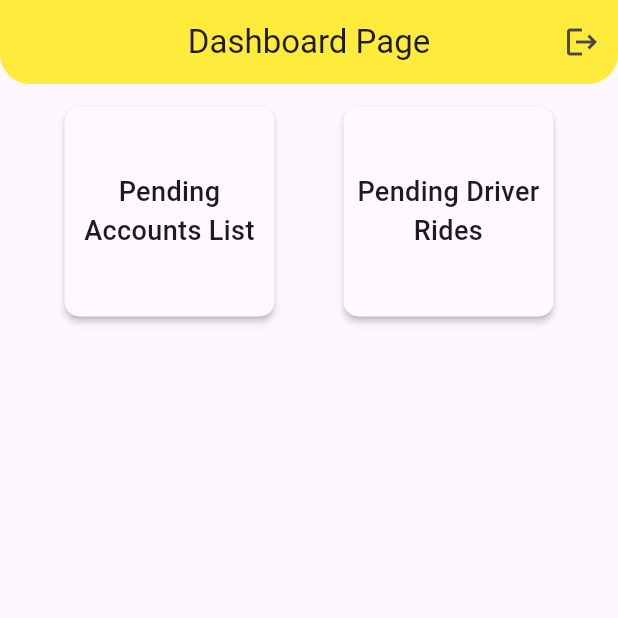
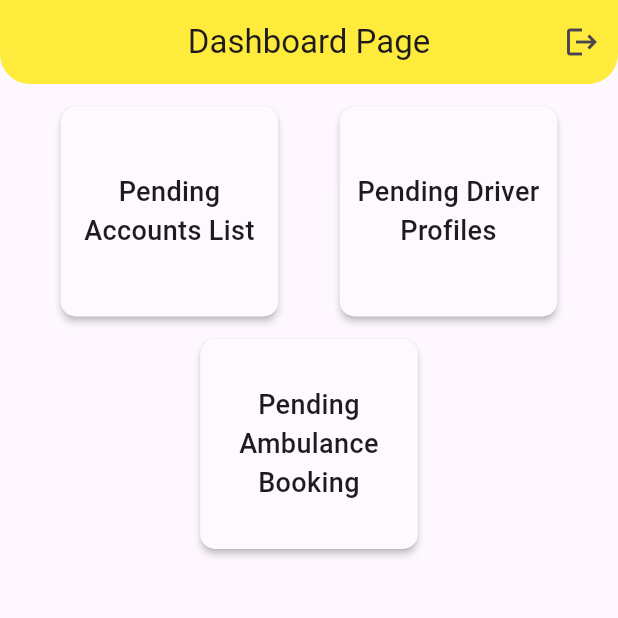
Before and after one commit to mibad862/EasyTransitAdmin, a Flutter app: the DashBoardPage screen opened by its route, on a phone screen of 412 x 824 dp, the top half of it. Run offline on Flutter 3.47's test engine with Material 3 defaults, Android fonts, the phone set to English and light mode, and no system bars; our stand-ins replace cloud_firestore, firebase_auth, firebase_core, flutter_easyloading, go_router; accounts and stored records are empty.

Commit message:
Ambulance added

```diff
--- a/lib/main.dart
+++ b/lib/main.dart
@@ -5,7 +5,8 @@ import 'auth/auth_service.dart';
 import 'firebase_options.dart';
 import 'pages/dashboard_page.dart';
 import 'pages/login_page.dart';
-import 'pages/pending_driver_rides.dart';
+import 'pages/pending_ambulance_booking.dart';
+import 'pages/pending_driver_profiles.dart';
 import 'pages/pending_accounts_list.dart';
 
 void main() async{
@@ -52,9 +53,14 @@ class MyApp extends StatelessWidget {
               builder: (context, state) => const PendingUsers(),
             ),
             GoRoute(
-              name: PendingDriverRides.routeName,
-              path: PendingDriverRides.routeName,
-              builder: (context, state) => const PendingDriverRides(),
+              name: PendingDriverProfiles.routeName,
+              path: PendingDriverProfiles.routeName,
+              builder: (context, state) => const PendingDriverProfiles(),
+            ),
+            GoRoute(
+              name: PendingAmbulanceBooking.routeName,
+              path: PendingAmbulanceBooking.routeName,
+              builder: (context, state) =>  PendingAmbulanceBooking(),
             ),
             // GoRoute(
             //     name: ViewTelescopePage.routeName,
--- a/lib/pages/dashboard_page.dart
+++ b/lib/pages/dashboard_page.dart
@@ -2,7 +2,8 @@ import 'package:easytransit_admin/auth/auth_service.dart';
 import 'package:flutter/material.dart';
 import 'package:go_router/go_router.dart';
 import '../common_widgets/common_appbar.dart';
-import 'pending_driver_rides.dart';
+import 'pending_ambulance_booking.dart';
+import 'pending_driver_profiles.dart';
 import 'pending_accounts_list.dart';
 
 class DashBoardPage extends StatelessWidget {
@@ -41,7 +42,7 @@ class DashBoardPage extends StatelessWidget {
                     onTap: () => context.goNamed(PendingUsers.routeName),
                     child: Container(
                       alignment: Alignment.center,
-                      width: 140,
+                      width: 145,
                       height: 140,
                       decoration: BoxDecoration(
                         color: Colors.white24,
@@ -60,17 +61,45 @@ class DashBoardPage extends StatelessWidget {
                   elevation: 2.0,
                   borderRadius: BorderRadius.circular(10),
                   child: GestureDetector(
-                    onTap: () => context.goNamed(PendingDriverRides.routeName),
+                    onTap: () => context.goNamed(PendingDriverProfiles.routeName),
                     child: Container(
                       alignment: Alignment.center,
-                      width: 140,
+                      width: 145,
                       height: 140,
                       decoration: BoxDecoration(
                         color: Colors.white24,
                         borderRadius: BorderRadius.circular(10),
                       ),
                       child: const Text(
-                        "Pending Driver Rides",
+                        "Pending Driver Profiles",
+                        style: TextStyle(
+                            fontSize: 18, fontWeight: FontWeight.w500),
+                        textAlign: TextAlign.center,
+                      ),
+                    ),
+                  ),
+                ),
+              ],
+            ),
+            SizedBox(height: 15),
+            Row(
+              mainAxisAlignment: MainAxisAlignment.spaceAround,
+              children: [
+                Material(
+                  elevation: 2.0,
+                  borderRadius: BorderRadius.circular(10),
+                  child: GestureDetector(
+                    onTap: () => context.goNamed(PendingAmbulanceBooking.routeName),
+                    child: Container(
+                      alignment: Alignment.center,
+                      width: 145,
+                      height: 140,
+                      decoration: BoxDecoration(
+                        color: Colors.white24,
+                        borderRadius: BorderRadius.circular(10),
+                      ),
+                      child: const Text(
+                        "Pending Ambulance Booking",
                         style: TextStyle(
                             fontSize: 18, fontWeight: FontWeight.w500),
                         textAlign: TextAlign.center,
--- a/lib/pages/pending_driver_rides.dart
+++ b/lib/pages/pending_driver_profiles.dart
@@ -2,8 +2,8 @@ import 'package:cloud_firestore/cloud_firestore.dart';
 import 'package:easytransit_admin/common_widgets/common_appbar.dart';
 import 'package:flutter/material.dart';
 
-class PendingDriverRides extends StatelessWidget {
-  const PendingDriverRides({super.key});
+class PendingDriverProfiles extends StatelessWidget {
+  const PendingDriverProfiles({super.key});
 
   static const String routeName = 'pending-driver-rides';
 
@@ -11,7 +11,7 @@ class PendingDriverRides extends StatelessWidget {
   Widget build(BuildContext context) {
     return Scaffold(
       appBar: CommonAppBar(
-        title: "Pending Driver Rides",
+        title: "Pending Driver Profiles",
         showIcon: true,
       ),
       body: StreamBuilder<QuerySnapshot>(
```
Also changed, not shown: lib/pages/pending_ambulance_booking.dart (added, +170 -0 lines).
